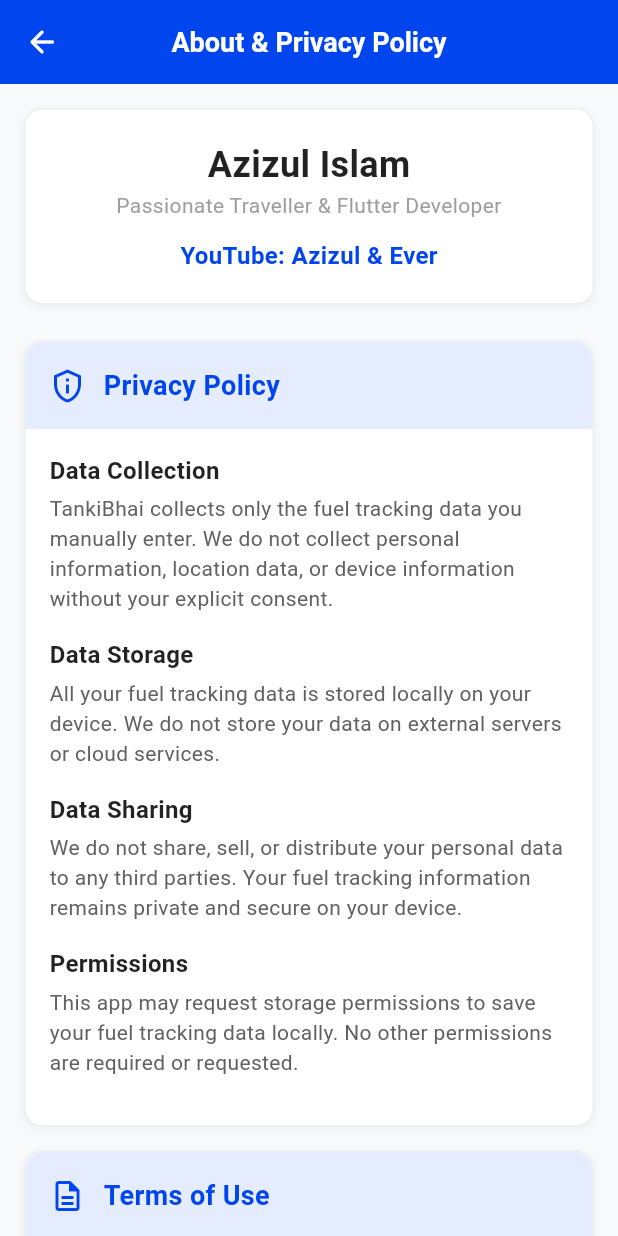
After one commit to azizulever/tankibhai_android, a Flutter app: the screen it shows after launch, after a tap on the "info outline" icon, on a phone screen of 412 x 824 dp. The commit adds this screen. Run offline on Flutter 3.47's test engine with Material 3 defaults, Android fonts, the phone set to English and light mode, and no system bars; our stand-ins replace flutter_svg, get, shared_preferences.

Commit message:
added privacy and policy

```diff
--- /dev/null
+++ b/lib/screens/about_screen.dart
@@ -0,0 +1,353 @@
+import 'package:flutter/material.dart';
+import 'package:flutter/services.dart';
+import 'package:mileage_calculator/utils/theme.dart';
+
+class AboutScreen extends StatelessWidget {
+  const AboutScreen({Key? key}) : super(key: key);
+
+  @override
+  Widget build(BuildContext context) {
+    return Scaffold(
+      appBar: AppBar(
+        title: const Text(
+          'About & Privacy Policy',
+          style: TextStyle(fontWeight: FontWeight.w600, fontSize: 18),
+        ),
+        centerTitle: true,
+        backgroundColor: primaryColor,
+        foregroundColor: Colors.white,
+        elevation: 0,
+        leading: IconButton(
+          icon: const Icon(Icons.arrow_back_rounded),
+          onPressed: () => Navigator.of(context).pop(),
+        ),
+      ),
+      body: SingleChildScrollView(
+        padding: const EdgeInsets.all(16),
+        child: Column(
+          crossAxisAlignment: CrossAxisAlignment.start,
+          children: [
+            // App Creator Section
+            Container(
+              width: double.infinity,
+              padding: const EdgeInsets.all(20),
+              decoration: BoxDecoration(
+                color: Colors.white,
+                borderRadius: BorderRadius.circular(12),
+                border: Border.all(color: Colors.grey.shade200),
+                boxShadow: [
+                  BoxShadow(
+                    color: Colors.grey.withOpacity(0.1),
+                    spreadRadius: 1,
+                    blurRadius: 4,
+                    offset: const Offset(0, 2),
+                  ),
+                ],
+              ),
+              child: Column(
+                children: [
+                  const Text(
+                    'Azizul Islam',
+                    style: TextStyle(
+                      fontSize: 24,
+                      fontWeight: FontWeight.bold,
+                      color: Colors.black87,
+                    ),
+                  ),
+                  const Text(
+                    'Passionate Traveller & Flutter Developer',
+                    textAlign: TextAlign.center,
+                    style: TextStyle(fontSize: 14, color: Colors.grey),
+                  ),
+                  const SizedBox(height: 12),
+                  const Text(
+                    'YouTube: Azizul & Ever',
+                    style: TextStyle(
+                      fontSize: 16,
+                      fontWeight: FontWeight.w600,
+                      color: primaryColor,
+                    ),
+                  ),
+                ],
+              ),
+            ),
+
+            const SizedBox(height: 24),
+
+            // Privacy Policy Section
+            _buildSectionCard(
+              title: 'Privacy Policy',
+              icon: Icons.privacy_tip_outlined,
+              child: Column(
+                crossAxisAlignment: CrossAxisAlignment.start,
+                children: [
+                  _buildPolicyItem(
+                    'Data Collection',
+                    'TankiBhai collects only the fuel tracking data you manually enter. We do not collect personal information, location data, or device information without your explicit consent.',
+                  ),
+                  _buildPolicyItem(
+                    'Data Storage',
+                    'All your fuel tracking data is stored locally on your device. We do not store your data on external servers or cloud services.',
+                  ),
+                  _buildPolicyItem(
+                    'Data Sharing',
+                    'We do not share, sell, or distribute your personal data to any third parties. Your fuel tracking information remains private and secure on your device.',
+                  ),
+                  _buildPolicyItem(
+                    'Permissions',
+                    'This app may request storage permissions to save your fuel tracking data locally. No other permissions are required or requested.',
+                  ),
+                ],
+              ),
+            ),
+
+            const SizedBox(height: 16),
+
+            // Terms of Use Section
+            _buildSectionCard(
+              title: 'Terms of Use',
+              icon: Icons.description_outlined,
+              child: Column(
+                crossAxisAlignment: CrossAxisAlignment.start,
+                children: [
+                  _buildPolicyItem(
+                    'Copyright Notice',
+                    'TankiBhai app is developed by Azizul Islam. All rights reserved. Unauthorized copying, modification, or distribution of this app is strictly prohibited.',
+                  ),
+                  _buildPolicyItem(
+                    'Intellectual Property',
+                    'The app design, code, and all related materials are the intellectual property of the developer. Any unauthorized use may result in legal action.',
+                  ),
+                  _buildPolicyItem(
+                    'Disclaimer',
+                    'This app is provided "as is" without warranty. The developer is not responsible for any data loss or device issues. Use at your own risk.',
+                  ),
+                  _buildPolicyItem(
+                    'Updates',
+                    'The developer reserves the right to update the app and these terms at any time. Continued use constitutes acceptance of any changes.',
+                  ),
+                ],
+              ),
+            ),
+
+            const SizedBox(height: 16),
+
+            // Contact & Support Section
+            _buildSectionCard(
+              title: 'Contact & Support',
+              icon: Icons.support_agent_outlined,
+              child: Column(
+                crossAxisAlignment: CrossAxisAlignment.start,
+                children: [
+                  const Text(
+                    'For any app-related issues, suggestions, or support:',
+                    style: TextStyle(
+                      fontSize: 16,
+                      fontWeight: FontWeight.w600,
+                      color: Colors.black87,
+                    ),
+                  ),
+                  const SizedBox(height: 12),
+                  Row(
+                    children: [
+                      const Icon(Icons.email, color: primaryColor, size: 20),
+                      const SizedBox(width: 8),
+                      Expanded(
+                        child: GestureDetector(
+                          onTap:
+                              () => _copyEmailToClipboard(
+                                context,
+                                'contact.azizulislam@gmail.com',
+                              ),
+                          child: const Text(
+                            'contact.azizulislam@gmail.com',
+                            style: TextStyle(
+                              fontSize: 14,
+                              color: primaryColor,
+                              decoration: TextDecoration.underline,
+                            ),
+                          ),
+                        ),
+                      ),
+                    ],
+                  ),
+                  const SizedBox(height: 12),
+                  const Text(
+                    'Tap email address to copy to clipboard.',
+                    style: TextStyle(
+                      fontSize: 12,
+                      color: Colors.grey,
+                      fontStyle: FontStyle.italic,
+                    ),
+                  ),
+                ],
+              ),
+            ),
+
+            const SizedBox(height: 24),
+
+            // App Version & Copyright
+            Container(
+              width: double.infinity,
+              padding: const EdgeInsets.all(16),
+              decoration: BoxDecoration(
+                color: primaryColor.withOpacity(0.05),
+                borderRadius: BorderRadius.circular(8),
+                border: Border.all(color: primaryColor.withOpacity(0.2)),
+              ),
+              child: Column(
+                children: [
+                  const Text(
+                    'TankiBhai - Fuel Tracker',
+                    style: TextStyle(
+                      fontSize: 16,
+                      fontWeight: FontWeight.bold,
+                      color: primaryColor,
+                    ),
+                  ),
+                  const SizedBox(height: 4),
+                  const Text(
+                    'Version: Beta',
+                    style: TextStyle(fontSize: 12, color: Colors.grey),
+                  ),
+                  const SizedBox(height: 8),
+                  const Text(
+                    'Copyright ©️2025, Azizul & Ever',
+                    style: TextStyle(
+                      fontSize: 12,
+                      color: Colors.grey,
+                      fontWeight: FontWeight.w400,
+                    ),
+                  ),
+                  const SizedBox(height: 4),
+                  const Text(
+                    'All rights reserved.',
+                    style: TextStyle(fontSize: 10, color: Colors.grey),
+                  ),
+                ],
+              ),
+            ),
+
+            const SizedBox(height: 20),
+          ],
+        ),
+      ),
+    );
+  }
+
+  Widget _buildSectionCard({
+    required String title,
+    required IconData icon,
+    required Widget child,
+  }) {
+    return Container(
+      width: double.infinity,
+      decoration: BoxDecoration(
+        color: Colors.white,
+        borderRadius: BorderRadius.circular(12),
+        border: Border.all(color: Colors.grey.shade200),
+        boxShadow: [
+          BoxShadow(
+            color: Colors.grey.withOpacity(0.1),
+            spreadRadius: 1,
+            blurRadius: 4,
+            offset: const Offset(0, 2),
+          ),
+        ],
+      ),
+      child: Column(
+        crossAxisAlignment: CrossAxisAlignment.start,
+        children: [
+          Container(
+            padding: const EdgeInsets.all(16),
+            decoration: BoxDecoration(
+              color: primaryColor.withOpacity(0.1),
+              borderRadius: const BorderRadius.only(
+                topLeft: Radius.circular(12),
+                topRight: Radius.circular(12),
+              ),
+            ),
+            child: Row(
+              children: [
+                Icon(icon, color: primaryColor, size: 24),
+                const SizedBox(width: 12),
+                Text(
+                  title,
+                  style: const TextStyle(
+                    fontSize: 18,
+                    fontWeight: FontWeight.bold,
+                    color: primaryColor,
+                  ),
+                ),
+              ],
+            ),
+          ),
+          Padding(padding: const EdgeInsets.all(16), child: child),
+        ],
+      ),
+    );
+  }
+
+  Widget _buildPolicyItem(String title, String description) {
+    return Padding(
+      padding: const EdgeInsets.only(bottom: 16),
+      child: Column(
+        crossAxisAlignment: CrossAxisAlignment.start,
+        children: [
+          Text(
+            title,
+            style: const TextStyle(
+              fontSize: 16,
+              fontWeight: FontWeight.w600,
+              color: Colors.black87,
+            ),
+          ),
+          const SizedBox(height: 4),
+          Text(
+            description,
+            style: TextStyle(
+              fontSize: 14,
+              color: Colors.grey[700],
+              height: 1.4,
+            ),
+          ),
+        ],
+      ),
+    );
+  }
+
+  Future<void> _copyEmailToClipboard(BuildContext context, String email) async {
+    await Clipboard.setData(ClipboardData(text: email));
+    if (context.mounted) {
+      ScaffoldMessenger.of(context).showSnackBar(
+        SnackBar(
+          content: Row(
+            children: [
+              const Icon(Icons.copy, color: Colors.white, size: 20),
+              const SizedBox(width: 8),
+              Expanded(
+                child: Text(
+                  'Email copied: $email',
+                  style: const TextStyle(color: Colors.white),
+                ),
+              ),
+            ],
+          ),
+          backgroundColor: primaryColor,
+          duration: const Duration(seconds: 2),
+          behavior: SnackBarBehavior.floating,
+          shape: RoundedRectangleBorder(borderRadius: BorderRadius.circular(8)),
+        ),
+      );
+    }
+  }
+}
+
+Future<void> _launchEmail(String email) async {
+  // Simple email launch without url_launcher dependency
+  final String emailUrl =
+      'mailto:$email?subject=TankiBhai App - Support Request';
+
+  // This will work on most devices to open email app
+  throw Exception('Email app not available - copying to clipboard instead');
+}
--- a/lib/screens/home_screen.dart
+++ b/lib/screens/home_screen.dart
@@ -1,6 +1,7 @@
 import 'package:flutter/material.dart';
 import 'package:get/get.dart';
 import 'package:mileage_calculator/controllers/mileage_controller.dart';
+import 'package:mileage_calculator/screens/about_screen.dart';
 import 'package:mileage_calculator/screens/detailed_history_screen.dart';
 import 'package:mileage_calculator/utils/theme.dart';
 import 'package:mileage_calculator/widgets/add_entry_dialog.dart';
@@ -24,6 +25,20 @@ class HomePage extends StatelessWidget {
             ),
             centerTitle: true,
             backgroundColor: Theme.of(context).appBarTheme.backgroundColor,
+            actions: [
+              IconButton(
+                icon: const Icon(Icons.info_outline_rounded),
+                onPressed: () {
+                  Navigator.push(
+                    context,
+                    MaterialPageRoute(
+                      builder: (context) => const AboutScreen(),
+                    ),
+                  );
+                },
+                tooltip: 'About & Privacy Policy',
+              ),
+            ],
           ),
           body: Column(
             children: [
--- a/pubspec.yaml
+++ b/pubspec.yaml
@@ -2,7 +2,7 @@ name: mileage_calculator
 description: "A new Flutter project."
 publish_to: 'none'
 
-version: 1.3.15+16
+version: 1.3.16+17
 
 environment:
   sdk: ^3.7.0
@@ -15,6 +15,7 @@ dependencies:
   intl: ^0.18.1
   get: ^4.7.2
   flutter_svg: ^2.1.0
+  url_launcher: ^6.2.2
 
 dev_dependencies:
   flutter_test:
```
Also changed, not shown: pubspec.lock, 2 other files.
